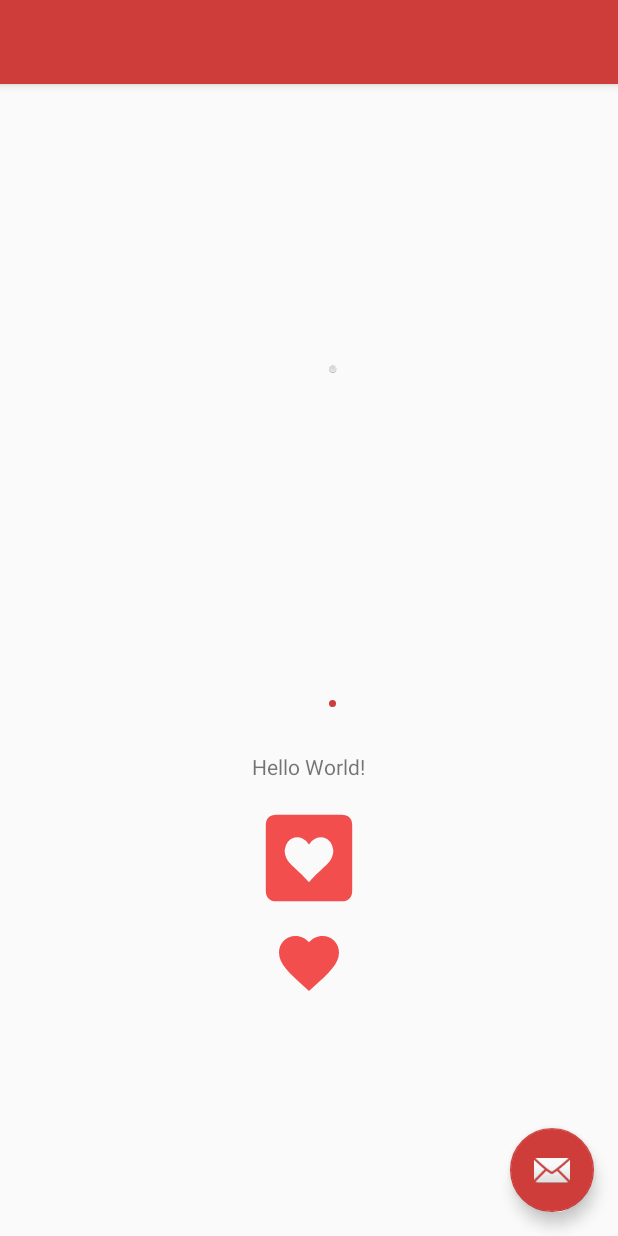
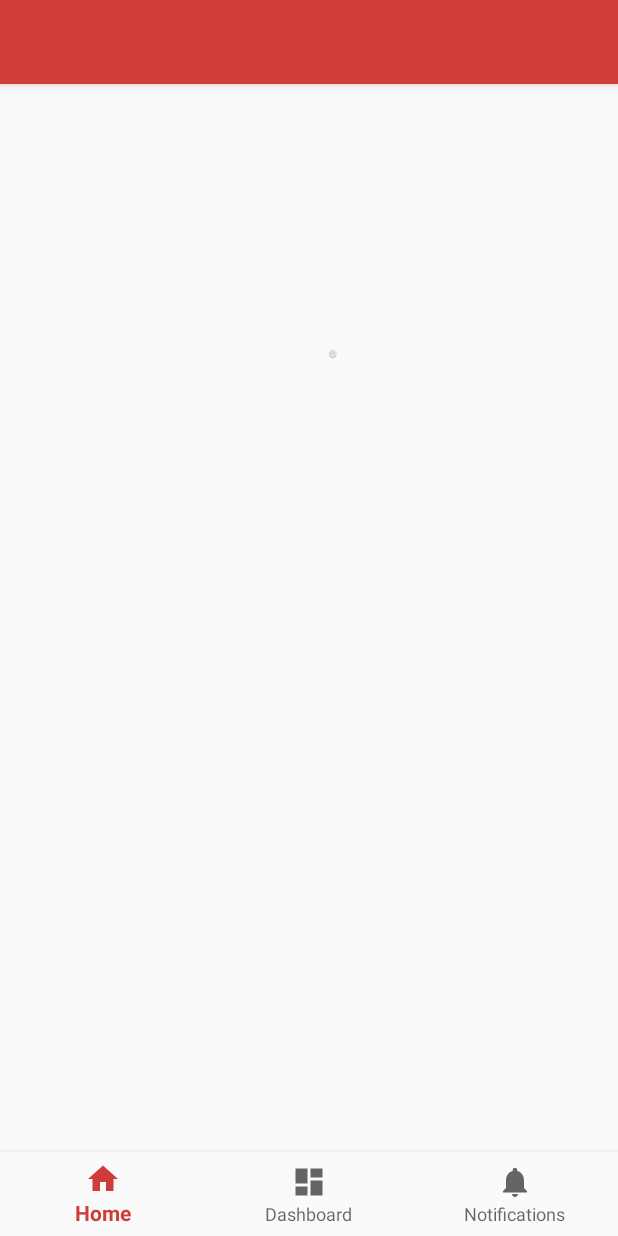
Before and after one commit to JamesPxy/ActiveClub, an Android app: the layout app_bar_main.xml on its own in the app's theme, with its tools: preview values and no code run, on a phone screen of 412 x 824 dp. Run offline under Robolectric (Android 15) with nearby library versions, the phone set to English and light mode, and no system bars.

Commit message:
改造首页，新增底部tab以及fragment fighting

```diff
--- a/app/build.gradle
+++ b/app/build.gradle
@@ -39,6 +39,7 @@ dependencies {
     implementation 'com.android.support:design:26.1.0'
     implementation 'com.android.support.constraint:constraint-layout:1.0.2'
     implementation 'com.android.support:support-vector-drawable:26.1.0'
+    implementation 'com.android.support:support-v4:26.0.0-beta1'
     testImplementation 'junit:junit:4.12'
     androidTestImplementation 'com.android.support.test:runner:0.5'
     androidTestImplementation 'com.android.support.test.espresso:espresso-core:2.2.2'
--- a/app/src/main/java/com/pxy/eshore/ui/SplashActivity.java
+++ b/app/src/main/java/com/pxy/eshore/ui/SplashActivity.java
@@ -42,7 +42,7 @@ public class SplashActivity extends AppCompatActivity {
             public void run() {
                 toMainActivity();
             }
-        }, 3000);
+        }, 500);
 
         bindingView.tvJump.setOnClickListener(new View.OnClickListener() {
             @Override
--- a/app/src/main/res/layout/app_bar_main.xml
+++ b/app/src/main/res/layout/app_bar_main.xml
@@ -15,20 +15,22 @@
             android:id="@+id/toolbar"
             android:layout_width="match_parent"
             android:layout_height="?attr/actionBarSize"
-            android:background="?attr/colorPrimary"
-            app:popupTheme="@style/AppTheme.PopupOverlay"
+            android:background="@color/colorTheme"
+            app:contentInsetStart="0.0dp"
+            app:layout_scrollFlags="enterAlways|scroll"
+            app:popupTheme="@style/ThemeOverlay.AppCompat.Light"
             app:theme="@style/ToolbarStyle" />
 
     </android.support.design.widget.AppBarLayout>
 
     <include layout="@layout/content_main" />
 
-    <android.support.design.widget.FloatingActionButton
-        android:id="@+id/fab"
-        android:layout_width="wrap_content"
+    <android.support.design.widget.BottomNavigationView
+        android:id="@+id/bottom_navigation"
+        android:layout_width="match_parent"
         android:layout_height="wrap_content"
         android:layout_gravity="bottom|end"
-        android:layout_margin="@dimen/fab_margin"
-        app:srcCompat="@android:drawable/ic_dialog_email" />
+        android:background="?android:attr/windowBackground"
+        app:menu="@menu/navigation" />
 
 </android.support.design.widget.CoordinatorLayout>
--- a/app/src/main/res/layout/content_main.xml
+++ b/app/src/main/res/layout/content_main.xml
@@ -12,46 +12,26 @@
         android:id="@+id/banner1"
         android:layout_width="match_parent"
         android:layout_height="200dp"
-        android:layout_margin="10dp"
         app:indicatorGravity="center"
         app:indicatorSelectedSrc="@drawable/icon_white"
         app:indicatorUnselectedSrc="@drawable/icon_black"
-        app:interval="3000"
-        app:itemSpace="8dp"></com.pxy.recyclerbaner.RecyclerBannerStereo>
-    <!--
-    app:indicatorSelectedSrc="@color/colorTheme"
-            app:indicatorUnselectedSrc="@color/colorPrimaryDark"
-    -->
+        app:interval="2000"
+        app:itemSpace="5dp"></com.pxy.recyclerbaner.RecyclerBannerStereo>
+
     <com.pxy.recyclerbaner.RecyclerBannerNormal
         android:id="@+id/banner2"
         android:layout_width="match_parent"
-        android:layout_height="200dp"
+        android:layout_height="180dp"
         android:layout_margin="10dp"
+        android:visibility="gone"
         app:indicatorGravity="center"
         app:indicatorSelectedColor="@color/colorTheme"
         app:indicatorUnselectedColor="@color/colorPrimaryDark"
         app:orientation="horizontal"></com.pxy.recyclerbaner.RecyclerBannerNormal>
 
-    <TextView
-        android:id="@+id/tv_main"
-        android:layout_width="wrap_content"
-        android:layout_height="wrap_content"
-        android:layout_gravity="center_horizontal"
-        android:layout_margin="5dp"
-        android:text="Hello World!" />
-
-    <ImageView
-        android:layout_width="wrap_content"
-        android:layout_height="wrap_content"
-        android:layout_gravity="center_horizontal"
-        android:layout_marginTop="10dp"
-        app:srcCompat="@drawable/ic_heart_24dp" />
-
-    <ImageView
-        android:layout_width="wrap_content"
-        android:layout_height="wrap_content"
-        android:layout_gravity="center_horizontal"
-        android:layout_marginTop="10dp"
-        app:srcCompat="@drawable/ic_favorite_black_24dp" />
-
+    <LinearLayout
+        android:id="@+id/fragment_container"
+        android:layout_width="match_parent"
+        android:layout_height="match_parent"
+        android:orientation="vertical" />
 </LinearLayout>
--- a/app/src/main/res/values/strings.xml
+++ b/app/src/main/res/values/strings.xml
@@ -22,4 +22,7 @@
     <string name="title_home">Home</string>
     <string name="title_dashboard">Dashboard</string>
     <string name="title_notifications">Notifications</string>
+
+    <!-- TODO: Remove or change this placeholder text -->
+    <string name="hello_blank_fragment">Hello blank fragment</string>
 </resources>
```
Also changed, not shown: app/src/main/java/com/pxy/eshore/MainActivity.java (+76 -35 lines), app/src/main/java/com/pxy/eshore/ui/fragment/HomeFragment.java (added, +42 -0 lines), app/src/main/res/layout/activity_tab.xml (+14 -0 lines), app/src/main/res/layout/fragment_home.xml (added, +13 -0 lines).
